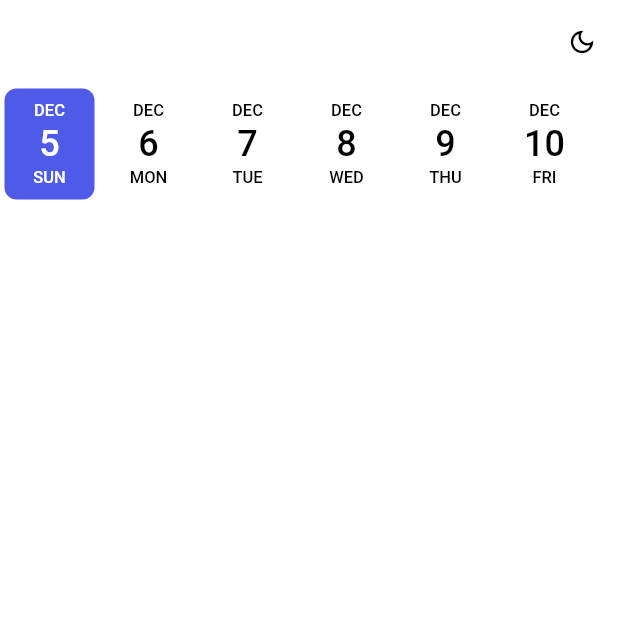
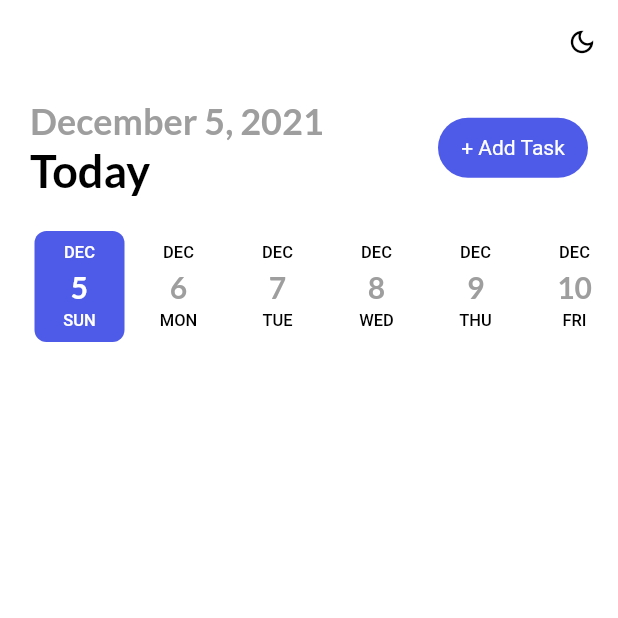
Before and after one commit to TomTruyen/CalendarApp, a Flutter app: the screen it shows after launch, on a phone screen of 412 x 824 dp, the top half of it. Run offline on Flutter 3.47's test engine with Material 2 defaults, Android fonts, the phone set to English and light mode, and no system bars; drawn by our look-alikes of date_picker_timeline; our stand-ins replace google_fonts, shared_preferences.

Commit message:
Add taskbar + custom button

```diff
--- a/calendar_app/lib/screens/calendar_screen.dart
+++ b/calendar_app/lib/screens/calendar_screen.dart
@@ -1,7 +1,11 @@
+import 'package:calendar_app/shared/themes.dart';
+import 'package:calendar_app/shared/widgets/button.dart';
 import 'package:date_picker_timeline/date_picker_widget.dart'
     as DatePickerTimeline;
 import 'package:flutter/cupertino.dart';
 import 'package:flutter/material.dart';
+import 'package:google_fonts/google_fonts.dart';
+import 'package:intl/intl.dart';
 
 class CalendarScreen extends StatefulWidget {
   const CalendarScreen({Key? key}) : super(key: key);
@@ -19,17 +23,53 @@ class CalendarScreenState extends State<CalendarScreen> {
       child: Column(
         mainAxisAlignment: MainAxisAlignment.start,
         children: <Widget>[
-          DatePickerTimeline.DatePicker(
+          _taskBar(),
+          Container(
+            margin: const EdgeInsets.only(top: 20, left: 20),
+            child: DatePickerTimeline.DatePicker(
               DateTime.now(),
               initialSelectedDate: DateTime.now(),
               selectionColor: Theme.of(context).primaryColor,
               selectedTextColor: Colors.white,
+              dateTextStyle: GoogleFonts.lato(
+                textStyle: const TextStyle(
+                  fontSize: 20,
+                  fontWeight: FontWeight.w600,
+                  color: Colors.grey,
+                ),
+              ),
               onDateChange: (DateTime date) {
                 setState(() {
                   _selectedDate = date;
                 });
               },
+            ),
+          ),
+        ],
+      ),
+    );
+  }
+
+  _taskBar() {
+    return Container(
+      margin: const EdgeInsets.only(left: 20, right: 20, top: 10),
+      child: Row(
+        mainAxisAlignment: MainAxisAlignment.spaceBetween,
+        children: <Widget>[
+          Column(
+            crossAxisAlignment: CrossAxisAlignment.start,
+            children: <Widget>[
+              Text(
+                DateFormat.yMMMMd().format(DateTime.now()),
+                style: subHeadingStyle,
+              ),
+              Text(
+                "Today",
+                style: headingStyle,
               )
+            ],
+          ),
+          Button(label: "+ Add Task", onTap: () => null)
         ],
       ),
     );
--- a/calendar_app/lib/shared/themes.dart
+++ b/calendar_app/lib/shared/themes.dart
@@ -1,4 +1,5 @@
 import 'package:flutter/material.dart';
+import 'package:google_fonts/google_fonts.dart';
 
 const Color blueColor = Color(0xFF4e5ae8);
 const Color yellowolor = Color(0xFFFFB746);
@@ -29,3 +30,23 @@ class Themes {
     ),
   );
 }
+
+TextStyle get headingStyle {
+  return GoogleFonts.lato(
+    textStyle: const TextStyle(
+      fontSize: 30,
+      fontWeight: FontWeight.bold,
+      color: Colors.black,
+    ),
+  );
+}
+
+TextStyle get subHeadingStyle {
+  return GoogleFonts.lato(
+    textStyle: const TextStyle(
+      fontSize: 24,
+      fontWeight: FontWeight.bold,
+      color: Colors.grey,
+    ),
+  );
+}
--- /dev/null
+++ b/calendar_app/lib/shared/widgets/button.dart
@@ -0,0 +1,32 @@
+import 'package:flutter/material.dart';
+
+class Button extends StatelessWidget {
+  final String label;
+  final Function()? onTap;
+
+  const Button({Key? key, required this.label, required this.onTap})
+      : super(key: key);
+
+  @override
+  Widget build(BuildContext context) {
+    return GestureDetector(
+      onTap: onTap,
+      child: Container(
+        width: 100,
+        height: 40,
+        decoration: BoxDecoration(
+          borderRadius: BorderRadius.circular(20),
+          color: Theme.of(context).primaryColor,
+        ),
+        child: Center(
+          child: Text(
+            label,
+            style: const TextStyle(
+              color: Colors.white,
+            ),
+          ),
+        ),
+      ),
+    );
+  }
+}
--- a/calendar_app/pubspec.yaml
+++ b/calendar_app/pubspec.yaml
@@ -33,8 +33,9 @@ dependencies:
   # The following adds the Cupertino Icons font to your application.
   # Use with the CupertinoIcons class for iOS style icons.
   cupertino_icons: ^1.0.2
+  date_picker_timeline: ^1.2.3
+  google_fonts: ^2.1.0
   shared_preferences: ^2.0.9
-  date_picker_timeline: ^1.2.3
 
 dev_dependencies:
   flutter_test:
```
Also changed, not shown: calendar_app/pubspec.lock, 1 other file. Lines whose indentation alone changed are shown as unchanged.
